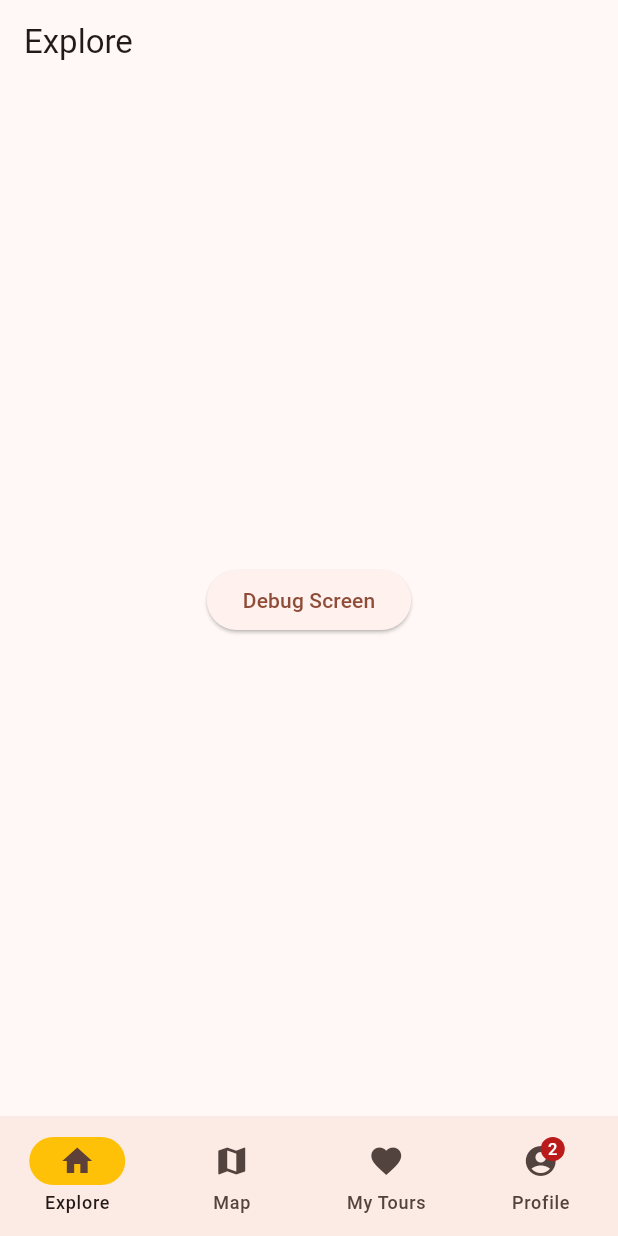
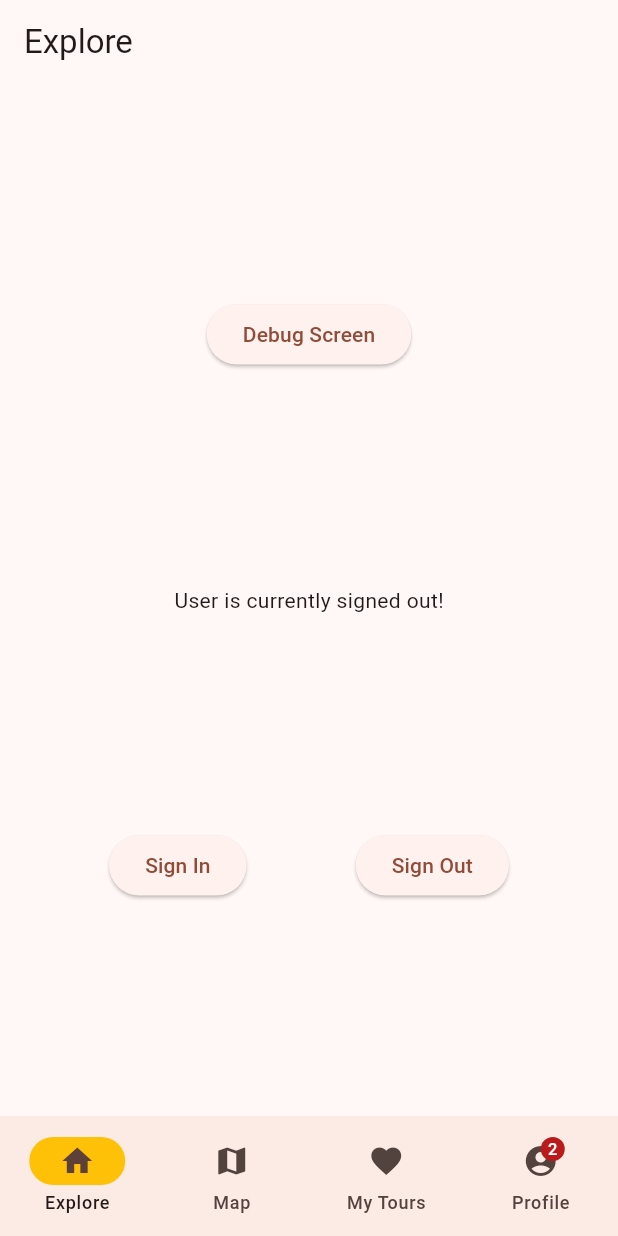
Before and after one commit to Robert01101101/tourguide_app, a Flutter app: the screen it shows after launch, on a phone screen of 412 x 824 dp. Run offline on Flutter 3.47's test engine with Material 3 defaults, Android fonts, the phone set to English and light mode, and no system bars; our stand-ins replace cached_network_image, firebase_auth, firebase_core, geolocator, go_router, google_maps_flutter and 1 more; missing offline and left inert: google_map_polyline_new, scroll_to_hide; accounts and stored records are empty; network calls fail.

Commit message:
Firebase works!

```diff
--- a/lib/explore.dart
+++ b/lib/explore.dart
@@ -1,8 +1,41 @@
 import 'package:tourguide_app/debugScreen.dart';
 import 'package:tourguide_app/utilities/custom_import.dart';
+import 'package:firebase_auth/firebase_auth.dart';
+import 'main.dart';
 
-class Explore extends StatelessWidget {
+//because I update the login status dynamically, the Explore screen needs to be a stateful widget (from Chat GPT)
+class Explore extends StatefulWidget {
   const Explore({super.key});
+
+  @override
+  State<Explore> createState() => ExploreState();
+}
+
+class ExploreState extends State<Explore> {
+  String loginStatus = "no login status";
+
+  @override
+  void initState() {
+    super.initState();
+
+    //FIREBASE AUTH
+    FirebaseAuth.instance
+        .userChanges()
+        .listen((User? user) {
+      if (user == null) {
+        print('User is currently signed out :(');
+        setState(() {
+          loginStatus = 'User is currently signed out!';
+        });
+      } else {
+        print('User is signed in!');
+        setState(() {
+          loginStatus = 'User is signed in!!  :)\n\nUsername: ${FirebaseAuth.instance.currentUser!.displayName}\nEmail: ${FirebaseAuth.instance.currentUser!.email}';
+        });
+      }
+    });
+  }
+
 
   @override
   Widget build(BuildContext context) {
@@ -11,7 +44,10 @@ class Explore extends StatelessWidget {
         title: const Text('Explore'),
       ),
       body: Center(
-          child: ElevatedButton(
+          child: Column(
+            mainAxisAlignment: MainAxisAlignment.spaceEvenly,
+            children: [
+              ElevatedButton(
                 onPressed: () {
                   Navigator.push(
                     context,
@@ -20,6 +56,26 @@ class Explore extends StatelessWidget {
                 },
                 child: const Text('Debug Screen'),
               ),
+              Text(loginStatus),
+              Row(
+                mainAxisAlignment: MainAxisAlignment.spaceEvenly,
+                children: [
+                  ElevatedButton(
+                    onPressed: () {
+                      signInWithGoogle();
+                    },
+                    child: const Text('Sign In'),
+                  ),
+                  ElevatedButton(
+                    onPressed: () {
+                      FirebaseAuth.instance.signOut();
+                    },
+                    child: const Text('Sign Out'),
+                  ),
+                ],
+              ),
+            ],
+          ),
       ),
     );
   }
--- a/pubspec.yaml
+++ b/pubspec.yaml
@@ -41,6 +41,9 @@ dependencies:
   # The following adds the Cupertino Icons font to your application.
   # Use with the CupertinoIcons class for iOS style icons.
   cupertino_icons: ^1.0.2
+  firebase_core: ^2.24.2
+  firebase_auth: ^4.16.0
+  google_sign_in: ^6.2.1
 
 dev_dependencies:
   flutter_test:
```
Also changed, not shown: lib/main.dart (+58 -1 lines), lib/firebase_options.dart (added), pubspec.lock, 9 other files. Lines whose indentation alone changed are shown as unchanged.
